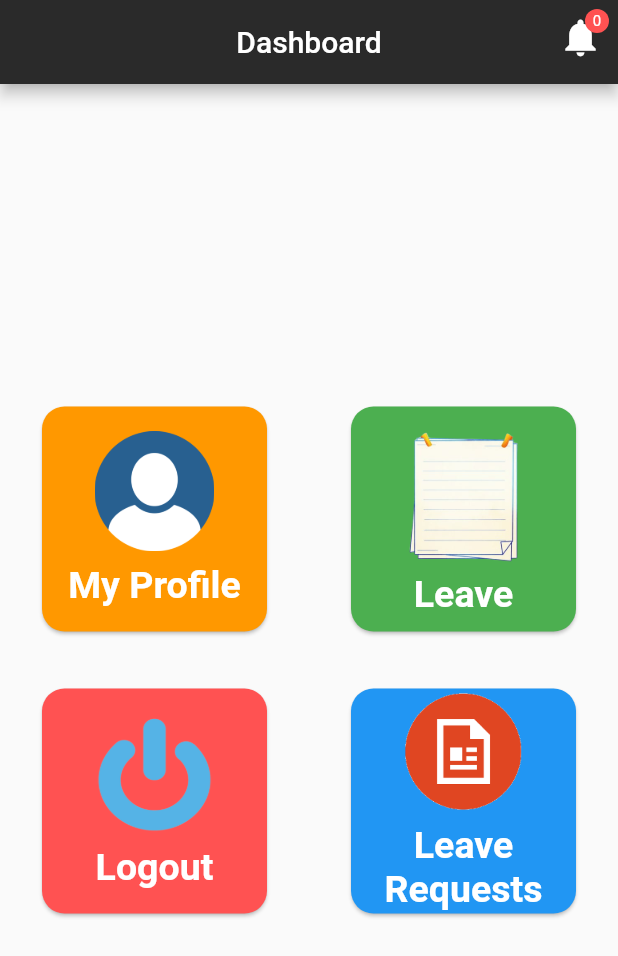
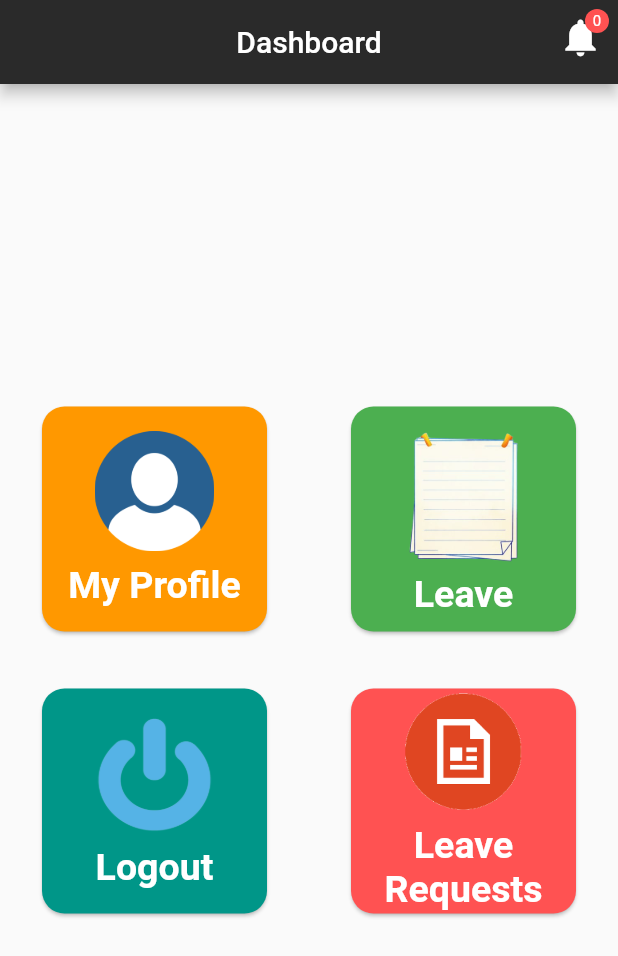
Before and after one commit to saninssnz/leave_management_machine_test, a Flutter app: the EmployeeScreen screen opened directly, on a phone screen of 412 x 824 dp. Shown: the top 956 px of the screen. Run offline on Flutter 3.47's test engine with Material 2 defaults, Android fonts, the phone set to English and light mode, and no system bars; our stand-ins replace cloud_firestore, firebase_core, firebase_messaging, firebase_storage; accounts and stored records are empty.

Commit message:
new commit

```diff
--- a/lib/Model/LeaveFormModel.dart
+++ b/lib/Model/LeaveFormModel.dart
@@ -19,8 +19,11 @@ class LeaveFormModel {
   String? lstName;
   String? employeeId;
   String? casualLeaveCount;
-  String? sickLeaveCounr;
+  String? sickLeaveCount;
   String? mrgLeaveCount;
+  String? oldCasualLeaveCount;
+  String? oldmrgLeaveCount;
+  String? oldsickLeaveCount;
   String? email;
   String? usrName;
   String? password;
@@ -46,13 +49,16 @@ class LeaveFormModel {
         this.employeeId,
         this.isAdminRead,
         this.isUserRead,
-        this.sickLeaveCounr,
+        this.sickLeaveCount,
         this.mrgLeaveCount,
         this.casualLeaveCount,
         this.email,
         this.fstName,
         this.mdlName,
         this.lstName,
+        this.oldsickLeaveCount,
+        this.oldmrgLeaveCount,
+        this.oldCasualLeaveCount,
       });
 
   factory LeaveFormModel.fromJson(Map<String, dynamic> json) {
@@ -74,12 +80,15 @@ class LeaveFormModel {
       createdOn: json['createdOn'],
       status: json['status'],
       employeeId: json['employeeId'],
-      sickLeaveCounr: json['sickLeaveCounr'],
+      sickLeaveCount: json['sickLeaveCounr'],
       mrgLeaveCount: json['mrgLeaveCount'],
       casualLeaveCount: json['casualLeaveCount'],
       email: json['email'],
-      isAdminRead: false,
-      isUserRead: false,
+      isAdminRead: json['isAdminRead'],
+      isUserRead: json['isUserRead'],
+      oldCasualLeaveCount: json['oldLasualLeaveCount'],
+      oldmrgLeaveCount: json['oldmrcasualLeaveCount'],
+      oldsickLeaveCount: json['oldsickLeaveCount'],
     );
   }
 
@@ -99,12 +108,15 @@ class LeaveFormModel {
     'employeeId': employeeId,
     'isAdminRead': isAdminRead,
     'isUserRead': isUserRead,
-    'sickLeaveCounr': sickLeaveCounr,
+    'sickLeaveCounr': sickLeaveCount,
     'mrgLeaveCount': mrgLeaveCount,
     'casualLeaveCount': casualLeaveCount,
     'fstName': fstName,
     'mdlName': mdlName,
     'lstName': lstName,
+    'oldmrgLeaveCount': oldmrgLeaveCount,
+    'oldsickLeaveCount': oldsickLeaveCount,
+    'oldCasualLeaveCount': oldCasualLeaveCount,
   };
 
   factory LeaveFormModel.fromSnapshot(DocumentSnapshot snapshot) {
--- a/lib/Ui/AdminNotificationScreen.dart
+++ b/lib/Ui/Admin/AdminNotificationScreen.dart
@@ -2,7 +2,7 @@ import 'package:cloud_firestore/cloud_firestore.dart';
 import 'package:flutter/cupertino.dart';
 import 'package:flutter/material.dart';
 import 'package:leave_management/Model/LeaveFormModel.dart';
-import 'package:leave_management/Ui/AdminLeaveScreen.dart';
+import 'package:leave_management/Ui/Admin/AdminLeaveScreen.dart';
 import 'package:leave_management/Utils/DataRepo.dart';
 import 'package:leave_management/Utils/Provider.dart';
 import 'package:provider/provider.dart';
@@ -50,6 +50,7 @@ class _AdminNotificationScreenState extends State<AdminNotificationScreen> {
             padding: const EdgeInsets.symmetric(vertical: 8.0),
             child: InkWell(
               onTap: (){
+                leaveFormModel.isAdminRead = true;
                 DataRepo().updateLeaveRequest(leaveFormModel);
                 if (mounted) {
                   setState(() {});
--- a/lib/Ui/LoginScreen.dart
+++ b/lib/Ui/LoginScreen.dart
@@ -5,8 +5,8 @@ import 'package:flutter/cupertino.dart';
 import 'package:flutter/material.dart';
 import 'package:leave_management/Model/AdminModel.dart';
 import 'package:leave_management/Model/EmployeeModel.dart';
-import 'package:leave_management/Ui/AdminDashboard.dart';
-import 'package:leave_management/Ui/EmployeeDashboard.dart';
+import 'package:leave_management/Ui/Admin/AdminDashboard.dart';
+import 'package:leave_management/Ui/User/EmployeeDashboard.dart';
 import 'package:leave_management/Utils/DataRepo.dart';
 import 'package:leave_management/Utils/Provider.dart';
 import 'package:leave_management/Utils/Toast.dart';
--- /dev/null
+++ b/lib/Ui/User/EmployeeDashboard.dart
@@ -0,0 +1,261 @@
+import 'package:cloud_firestore/cloud_firestore.dart';
+import 'package:flutter/cupertino.dart';
+import 'package:flutter/material.dart';
+import 'package:leave_management/Model/LeaveFormModel.dart';
+import 'package:leave_management/Ui/LoginScreen.dart';
+import 'package:leave_management/Ui/ProfileScreen.dart';
+import 'package:leave_management/Ui/User/EmployeeLeaveRequestListScreen.dart';
+import 'package:leave_management/Ui/User/EmployeeNotificationScreen.dart';
+import 'package:leave_management/Ui/User/LeaveScreen.dart';
+import 'package:leave_management/Utils/DataRepo.dart';
+import 'package:leave_management/Utils/Provider.dart';
+import 'package:provider/provider.dart';
+
+class EmployeeScreen extends StatefulWidget {
+  const EmployeeScreen({Key? key}) : super(key: key);
+
+  @override
+  _EmployeeScreenState createState() => _EmployeeScreenState();
+}
+
+class _EmployeeScreenState extends State<EmployeeScreen> {
+
+  List<LeaveFormModel> isUserReadUreadLeaveList = [];
+
+  @override
+  void initState() {
+
+    getUserReadUnreadLeaveList();
+
+    setState(() {});
+
+    super.initState();
+  }
+  @override
+  Widget build(BuildContext context) {
+    return Consumer<DataProvider>(builder: (context, dataProvider, child)
+    {
+      return Scaffold(
+        resizeToAvoidBottomInset: false,
+        appBar: AppBar(
+          automaticallyImplyLeading: false,
+          actions: [
+            Padding(
+              padding: const EdgeInsets.only(top: 10.0, right: 10),
+              child: InkWell(
+                onTap: (){
+                  Navigator.of(context).push(MaterialPageRoute(
+                      builder: (BuildContext context) =>
+                          EmployeeNotificationScreen())).then((value){
+                   getUserReadUnreadLeaveList();
+                  });
+                },
+                child: Badge(
+                  label: Text(
+                  isUserReadUreadLeaveList
+                      .length
+                      .toString(), style: TextStyle(
+                      color: Colors.white
+                  ),),
+                  backgroundColor: Colors.redAccent,
+                  child: Icon(Icons.notifications,
+                    size: 30,),
+                ),
+              ),
+            )
+          ],
+          backgroundColor: Color(0xff2a2a2a),
+          title: Text("Dashboard"),
+          centerTitle: true,
+        ),
+        body: SafeArea(
+          child: Center(
+            child: Column(
+              mainAxisAlignment: MainAxisAlignment.center,
+              children: [
+                Row(
+                  mainAxisAlignment: MainAxisAlignment.spaceAround,
+                  children: [
+                    InkWell(
+                      onTap: () {
+                        Navigator.of(context).push(MaterialPageRoute(
+                            builder: (BuildContext context) =>
+                                ProfileScreen(false)));
+                      },
+                      child: Card(
+                        shape: RoundedRectangleBorder(
+                            borderRadius: BorderRadius.circular(15)),
+                        color: Colors.orange,
+                        child: Container(
+                          height: 150,
+                          width: 150,
+                          child: Column(
+                            mainAxisAlignment: MainAxisAlignment.center,
+                            children: [
+                              Container(
+                                  height: 80,
+                                  width: 80,
+                                  child: Image.asset("assets/images/adm.png")),
+                              Padding(
+                                padding: const EdgeInsets.only(top: 8.0),
+                                child: Text("My Profile",
+                                  style: TextStyle(
+                                      fontWeight: FontWeight.bold,
+                                      color: Colors.white,
+                                      fontSize: 25
+                                  ),),
+                              ),
+                            ],
+                          ),
+                        ),
+                      ),
+                    ),
+                    InkWell(
+                      onTap: () {
+                        Navigator.of(context).push(MaterialPageRoute(
+                            builder: (BuildContext context) =>
+                                LeaveScreen()));
+                      },
+                      child: Card(
+                        shape: RoundedRectangleBorder(
+                            borderRadius: BorderRadius.circular(15)),
+                        color: Colors.green,
+                        child: Container(
+                          height: 150,
+                          width: 150,
+                          child: Column(
+                            mainAxisAlignment: MainAxisAlignment.center,
+                            children: [
+                              Container(
+                                  height: 100,
+                                  width: 100,
+                                  child: Image.asset(
+                                      "assets/images/leave.png")),
+                              Text("Leave",
+                                style: TextStyle(
+                                    fontWeight: FontWeight.bold,
+                                    color: Colors.white,
+                                    fontSize: 25
+                                ),),
+                            ],
+                          ),
+                        ),
+                      ),
+                    ),
+                  ],
+                ),
+
+                SizedBox(height: 30,),
+
+                Row(
+                  mainAxisAlignment: MainAxisAlignment.spaceAround,
+                  children: [
+                    InkWell(
+                      onTap: () {
+                        Navigator.of(context).pushReplacement(MaterialPageRoute(
+                            builder: (BuildContext context) =>
+                                LoginScreen(false)));
+                      },
+                      child: Card(
+                        shape: RoundedRectangleBorder(
+                            borderRadius: BorderRadius.circular(15)),
+                        color: Colors.teal,
+                        child: Container(
+                          height: 150,
+                          width: 150,
+                          child: Column(
+                            mainAxisAlignment: MainAxisAlignment.center,
+                            children: [
+                              Container(
+                                  height: 80,
+                                  width: 80,
+                                  child: Image.asset(
+                                      "assets/images/logout.png")),
+                              Padding(
+                                padding: const EdgeInsets.only(top: 8.0),
+                                child: Text("Logout",
+                                  style: TextStyle(
+                                      fontWeight: FontWeight.bold,
+                                      color: Colors.white,
+                                      fontSize: 25
+                                  ),),
+                              ),
+                            ],
+                          ),
+                        ),
+                      ),
+                    ),
+                    InkWell(
+                      onTap: () {
+                        Navigator.of(context).push(MaterialPageRoute(
+                            builder: (BuildContext context) =>
+                                EmployeeLeaveRequestListScreen()));
+                      },
+                      child: Card(
+                        shape: RoundedRectangleBorder(
+                            borderRadius: BorderRadius.circular(15)),
+                        color: Colors.redAccent,
+                        child: Container(
+                          height: 150,
+                          width: 150,
+                          child: Column(
+                            mainAxisAlignment: MainAxisAlignment.center,
+                            children: [
+                              Container(
+                                  height: 80,
+                                  width: 80,
+                                  child: Image.asset(
+                                      "assets/images/request.png")),
+                              Padding(
+                                padding: const EdgeInsets.only(top: 8.0),
+                                child: Text("Leave Requests",
+                                  textAlign: TextAlign.center,
+                                  style: TextStyle(
+                                      fontWeight: FontWeight.bold,
+                                      color: Colors.white,
+                                      fontSize: 25
+                                  ),),
+                              ),
+                            ],
+                          ),
+                        ),
+                      ),
+                    ),
+                  ],
+                )
+              ],
+            ),
+          ),
+        ),
+      );
+    }
+    );
+  }
+  Future getUserReadUnreadLeaveList() async {
+
+    List<DocumentSnapshot> docs;
+    DataRepo.leaveCollection.where("isUserRead",isEqualTo: false).get().then((event) {
+
+
+      docs = event.docs;
+      if (docs.length > 0) {
+
+        isUserReadUreadLeaveList = List<LeaveFormModel>.from(
+            docs.map((x) => LeaveFormModel.fromSnapshot(x)));
+
+        setState(() {
+
+        });
+
+
+      } else if (docs.length == 0) {
+        isUserReadUreadLeaveList = [];
+        setState(() {
+
+        });
+
+      }
+    });
+    return null;
+  }
+}
--- a/lib/Ui/EmployeeNotificationScreen.dart
+++ b/lib/Ui/User/EmployeeNotificationScreen.dart
@@ -1,8 +1,7 @@
 import 'package:flutter/cupertino.dart';
 import 'package:flutter/material.dart';
 import 'package:leave_management/Model/LeaveFormModel.dart';
-import 'package:leave_management/Ui/EmployeeLeaveRequestListScreen.dart';
-import 'package:leave_management/Ui/EmployeeNotificationDetaislScreen.dart';
+import 'package:leave_management/Ui/User/EmployeeNotificationDetaislScreen.dart';
 import 'package:leave_management/Utils/DataRepo.dart';
 import 'package:leave_management/Utils/Provider.dart';
 import 'package:provider/provider.dart';
--- a/lib/Ui/UserSelectionScreen.dart
+++ b/lib/Ui/UserSelectionScreen.dart
@@ -16,12 +16,6 @@ class _UserSelectionScreenState extends State<UserSelectionScreen> {
   @override
   Widget build(BuildContext context) {
     return Scaffold(
-      appBar: AppBar(
-        backgroundColor: Color(0xff2a2a2a),
-        title: Text(
-           "Select user"
-        ),
-      ),
       body: SafeArea(
         child: Column(
           mainAxisAlignment: MainAxisAlignment.center,
--- a/lib/main.dart
+++ b/lib/main.dart
@@ -1,4 +1,5 @@
 import 'package:firebase_core/firebase_core.dart';
+import 'package:firebase_messaging/firebase_messaging.dart';
 import 'package:flutter/material.dart';
 import 'package:leave_management/Ui/SplashScreen.dart';
 import 'package:provider/provider.dart';
@@ -8,6 +9,7 @@ import 'Utils/Provider.dart';
 Future<void> main() async {
   WidgetsFlutterBinding.ensureInitialized();
   await Firebase.initializeApp();
+  await FirebaseMessaging.instance.getInitialMessage();
   runApp(MultiProvider(providers: [
     ChangeNotifierProvider<DataProvider>(create: (context) => DataProvider()),
   ], child:MyApp()));
--- a/pubspec.yaml
+++ b/pubspec.yaml
@@ -40,6 +40,8 @@ dependencies:
   firebase_storage: ^11.0.10
   provider:
   intl:
+  firebase_messaging:
+  flutter_local_notifications:
 
 dev_dependencies:
   flutter_test:
```
Also changed, not shown: lib/Ui/Admin/AdminDashboard.dart (renamed from lib/Ui/EmployeeDashboard.dart, +31 -65 lines), lib/Ui/Admin/AdminLeaveListScreen.dart (added, +139 -0 lines), lib/Ui/Admin/AdminLeaveScreen.dart (renamed from lib/Ui/AdminLeaveScreen.dart, +61 -10 lines), lib/Ui/User/LeaveScreen.dart (renamed from lib/Ui/LeaveScreen.dart, +47 -51 lines), lib/Ui/Admin/CreateEmployeeScreen.dart (renamed from lib/Ui/CreateEmployeeScreen.dart), lib/Ui/User/EmployeeLeaveRequestListScreen.dart (renamed from lib/Ui/EmployeeLeaveRequestListScreen.dart), lib/Ui/User/EmployeeNotificationDetaislScreen.dart (renamed from lib/Ui/EmployeeNotificationDetaislScreen.dart), pubspec.lock, 2 other files.
